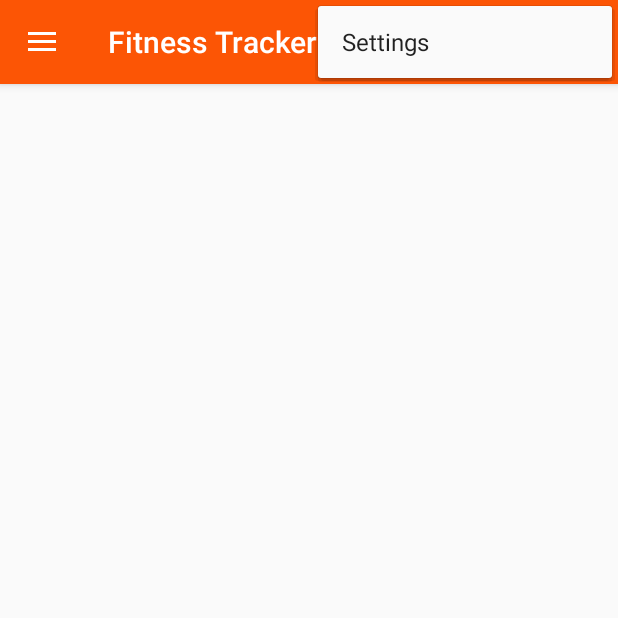
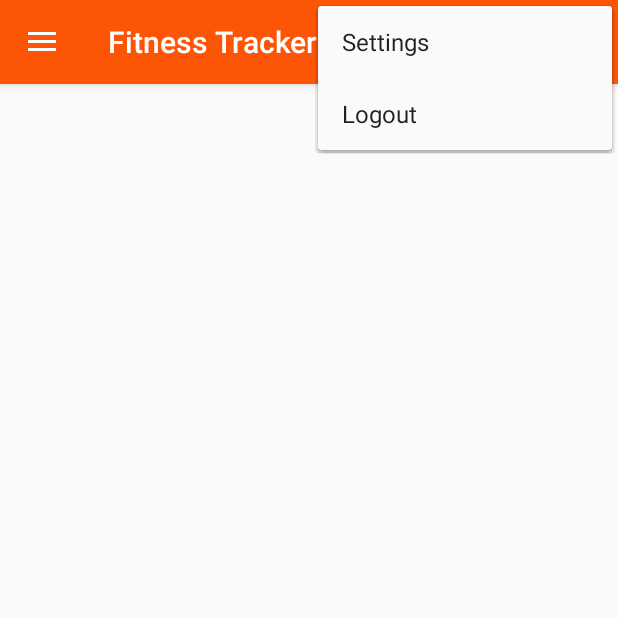
Before and after one commit to ChadFunckes/FitnessApplication, an Android app: the screen it shows after launch (MainActivity), with the options menu open, on a phone screen of 412 x 824 dp, the top half of it. Run offline under Robolectric (Android 15) with nearby library versions, the phone set to English and light mode, and no system bars.

Commit message:
added logout option to actionbar menu

```diff
--- a/app/src/main/java/ismgapps/fitnessapplication/MainActivity.java
+++ b/app/src/main/java/ismgapps/fitnessapplication/MainActivity.java
@@ -120,6 +120,9 @@ public class MainActivity extends AppCompatActivity
             Log.i("xx", "settings button selected");
             return true;
         }
+        else if (id == R.id.logout){
+            user.logOut();
+        }
 
         return super.onOptionsItemSelected(item);
     }
--- a/app/src/main/java/ismgapps/fitnessapplication/WorkoutActivity.java
+++ b/app/src/main/java/ismgapps/fitnessapplication/WorkoutActivity.java
@@ -28,7 +28,6 @@ public class WorkoutActivity extends AppCompatActivity implements WorkoutListFra
 
     public void removeWorkout(View view){
         // call to remove workout
-
     }
 
     @Override
--- a/app/src/main/java/ismgapps/fitnessapplication/WorkoutData.java
+++ b/app/src/main/java/ismgapps/fitnessapplication/WorkoutData.java
@@ -3,7 +3,6 @@ package ismgapps.fitnessapplication;
 import android.database.Cursor;
 import android.database.sqlite.SQLiteDatabase;
 import android.util.Log;
-
 import java.util.ArrayList;
 import java.util.List;
 
--- a/app/src/main/java/ismgapps/fitnessapplication/WorkoutListFragment.java
+++ b/app/src/main/java/ismgapps/fitnessapplication/WorkoutListFragment.java
@@ -22,14 +22,12 @@ public class WorkoutListFragment extends ListFragment {
 
     @Override
     public View onCreateView(LayoutInflater inflater, ViewGroup container, Bundle savedInstanceState){
-
-        // geting from workout.java class
-
+        // geting from workoutData.java class
         String[] names = new String[WorkoutData.workouts.size()];
         for (int i = 0; i < names.length; i++){
             names[i] = WorkoutData.workouts.get(i).getName();
         }
-
+        // show the list
         ArrayAdapter<String> adapter = new ArrayAdapter<String>(
                 inflater.getContext(), android.R.layout.simple_list_item_1, names);
         setListAdapter(adapter);
--- a/app/src/main/res/layout/activity_main.xml
+++ b/app/src/main/res/layout/activity_main.xml
@@ -45,13 +45,6 @@
 
         </RelativeLayout>
 
-        <!-- floating action bar commented out
-    <android.support.design.widget.FloatingActionButton android:id="@+id/fab"
-        android:layout_width="wrap_content" android:layout_height="wrap_content"
-        android:layout_gravity="bottom|end" android:layout_margin="@dimen/fab_margin"
-        android:src="@android:drawable/ic_dialog_email" />
-!-->
-
     </android.support.design.widget.CoordinatorLayout>
 
     <android.support.design.widget.NavigationView android:id="@+id/nav_view"
--- a/app/src/main/res/menu/main.xml
+++ b/app/src/main/res/menu/main.xml
@@ -1,6 +1,11 @@
 <menu xmlns:android="http://schemas.android.com/apk/res/android"
     xmlns:app="http://schemas.android.com/apk/res-auto"
     xmlns:tools="http://schemas.android.com/tools" tools:context=".MainActivity">
+
     <item android:id="@+id/action_settings" android:title="@string/action_settings"
         android:orderInCategory="100" app:showAsAction="never" />
+
+    <item android:id="@+id/logout" android:title="Logout"
+        android:orderInCategory="100" app:showAsAction="never" />
+
 </menu>
```
Also changed, not shown: 3 other files.
